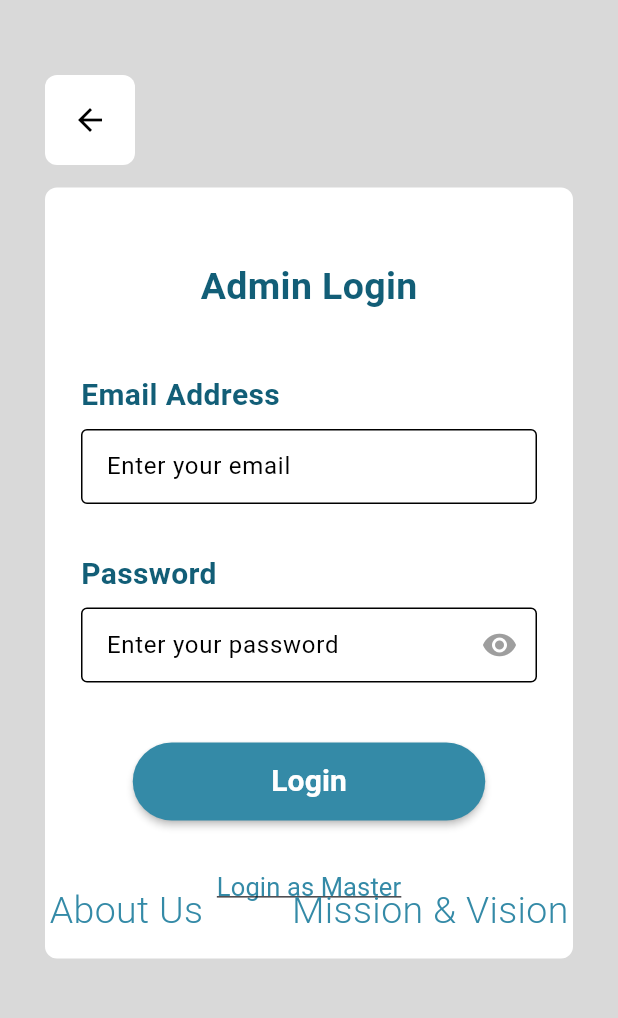
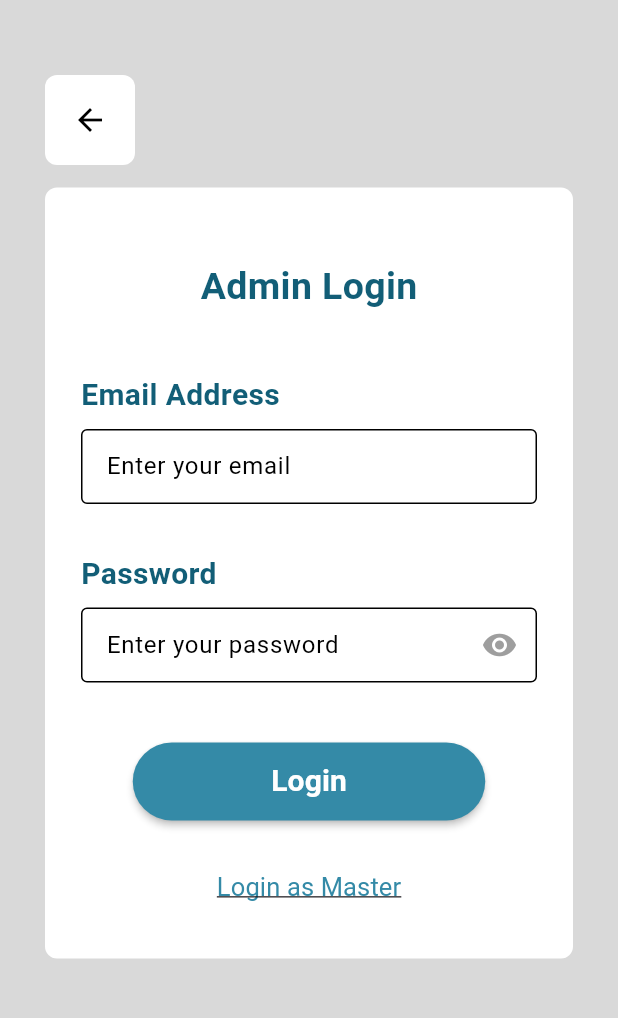
Before and after one commit to BiancaEllaOcampo/TravelEase, a Flutter app: the AdminLoginPage screen opened directly, on a phone screen of 412 x 824 dp, the part 195-1213 px from its top. Run offline on Flutter 3.47's test engine with Material 3 defaults, Android fonts, the phone set to English and light mode, and no system bars; network calls fail; Roboto replaces fonts that are missing (Kumbh Sans).

Commit message:
Remove bottom links from Admin Login page and update User Signup page layout with padding

```diff
--- a/lib/pages/admin_login.dart
+++ b/lib/pages/admin_login.dart
@@ -295,45 +295,7 @@ class _AdminLoginPageState extends State<AdminLoginPage> {
             ),
           ),
 
-          // Bottom Links
-          Positioned(
-            bottom: 69,
-            left: 33,
-            right: 33,
-            child: Row(
-              mainAxisAlignment: MainAxisAlignment.spaceBetween,
-              children: [
-                GestureDetector(
-                  onTap: () {
-                    // Handle About Us navigation
-                  },
-                  child: const Text(
-                    'About Us',
-                    style: TextStyle(
-                      color: Color(0xFF348AA7),
-                      fontSize: 25,
-                      fontWeight: FontWeight.w300,
-                      fontFamily: 'Kumbh Sans',
-                    ),
-                  ),
-                ),
-                GestureDetector(
-                  onTap: () {
-                    // Handle Mission & Vision navigation
-                  },
-                  child: const Text(
-                    'Mission & Vision',
-                    style: TextStyle(
-                      color: Color(0xFF348AA7),
-                      fontSize: 25,
-                      fontWeight: FontWeight.w300,
-                      fontFamily: 'Kumbh Sans',
-                    ),
-                  ),
-                ),
-              ],
-            ),
-          ),
+
         ],
       ),
     );
--- a/lib/pages/user_signup.dart
+++ b/lib/pages/user_signup.dart
@@ -116,7 +116,7 @@ class _UserSignupPageState extends State<UserSignupPage> {
                 color: Colors.white,
                 borderRadius: BorderRadius.circular(8),
               ),
-              child: SingleChildScrollView(
+              child: Padding(
                 padding: const EdgeInsets.all(24),
                 child: Column(
                   crossAxisAlignment: CrossAxisAlignment.center,
@@ -387,7 +387,6 @@ class _UserSignupPageState extends State<UserSignupPage> {
                       ),
                     ),
 
-                    const SizedBox(height: 20),
                   ],
                 ),
               ),
```
